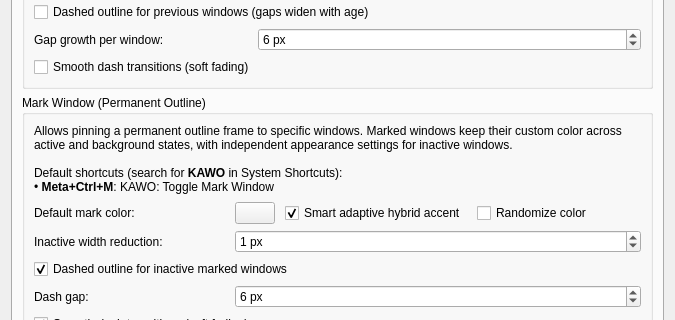
Before: the Qt Designer form activewindowoutline_config.ui in gmalinowski/LeapK, drawn with Qt 5; both pictures show x 0 to 675 and y 628 to 948 of the 675 by 1233 pixel window.
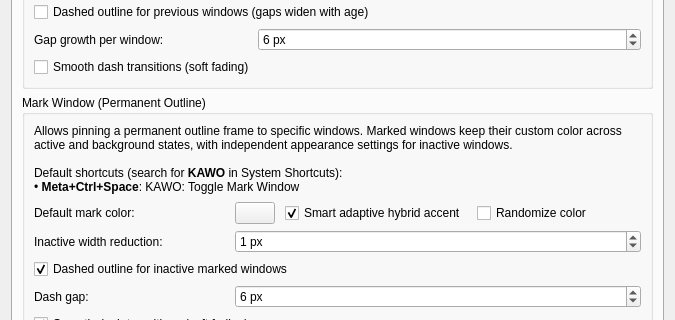
After: the same form once the commit is applied. The open tabs and pages were chosen to show the change. Icons and pictures are not drawn. Custom widgets are drawn as their Qt base class.

Commit message: feat(shortcuts): change default mark shortcuts to Meta+Ctrl+Space and Meta+Ctrl+Shift+Space

```diff
--- a/activewindowoutline_config.ui
+++ b/activewindowoutline_config.ui
@@ -1639,7 +1639,7 @@
           <item row="0" column="0" colspan="2">
            <widget class="QLabel" name="label_markWindowDescription">
             <property name="text">
-             <string>Allows pinning a permanent outline frame to specific windows. Marked windows keep their custom color across active and background states, with independent appearance settings for inactive windows.&lt;br&gt;&lt;br&gt;Default shortcuts (search for &lt;b&gt;KAWO&lt;/b&gt; in System Shortcuts):&lt;br&gt;&amp;bull; &lt;b&gt;Meta+Ctrl+M&lt;/b&gt;: KAWO: Toggle Mark Window&lt;br&gt;&amp;bull; &lt;b&gt;Meta+Ctrl+Shift+M&lt;/b&gt;: KAWO: Mark Window with Color Picker</string>
+             <string>Allows pinning a permanent outline frame to specific windows. Marked windows keep their custom color across active and background states, with independent appearance settings for inactive windows.&lt;br&gt;&lt;br&gt;Default shortcuts (search for &lt;b&gt;KAWO&lt;/b&gt; in System Shortcuts):&lt;br&gt;&amp;bull; &lt;b&gt;Meta+Ctrl+Space&lt;/b&gt;: KAWO: Toggle Mark Window&lt;br&gt;&amp;bull; &lt;b&gt;Meta+Ctrl+Shift+Space&lt;/b&gt;: KAWO: Mark Window with Color Picker</string>
             </property>
             <property name="wordWrap">
              <bool>true</bool>
```
The commit also changes 5 other files.
